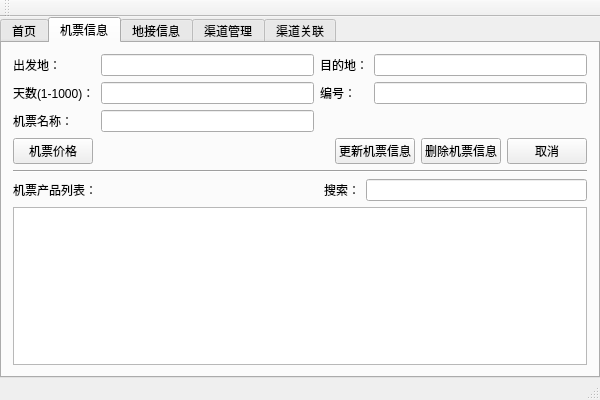
This is mainwindow.ui in ronnyluo/smart as Qt 5 draws it before an edit. The edited form follows.
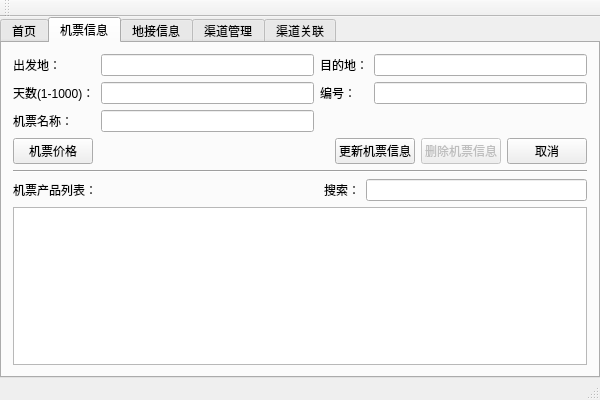
This is the edited form. The open tabs and pages were chosen to show the change.

What changed in the file:
```diff
--- a/mainwindow.ui
+++ b/mainwindow.ui
@@ -165,6 +165,9 @@
           </item>
           <item>
            <widget class="QPushButton" name="pushButtonDelete">
+            <property name="enabled">
+             <bool>false</bool>
+            </property>
             <property name="text">
              <string>删除机票信息</string>
             </property>
```
Left out of the diff: 3 changed lines with no effect on the pictures.
